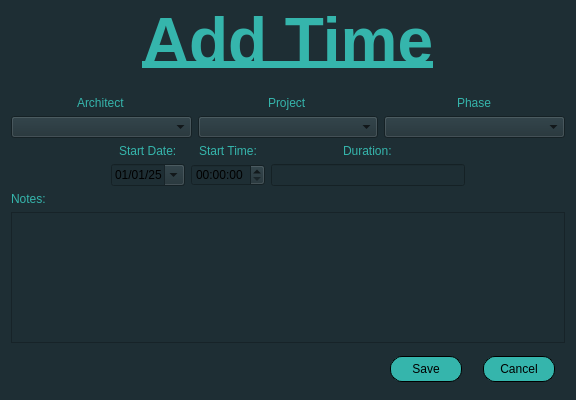
Before: the Qt Designer form src/ui/AddTimeEntry.ui in CanMatthewCode/ArchitectsLog, drawn with Qt 5.
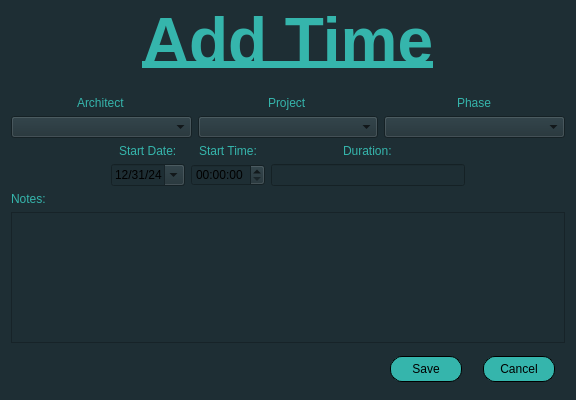
After: the same form once the commit is applied.

Patch:
```diff
--- a/src/ui/AddTimeEntry.ui
+++ b/src/ui/AddTimeEntry.ui
@@ -178,9 +178,9 @@
          </property>
          <property name="minimumDate">
           <date>
-           <year>2025</year>
-           <month>1</month>
-           <day>1</day>
+           <year>2024</year>
+           <month>12</month>
+           <day>31</day>
           </date>
          </property>
          <property name="currentSection">
```
Left out of the diff: 2 changed lines with no effect on the pictures.
